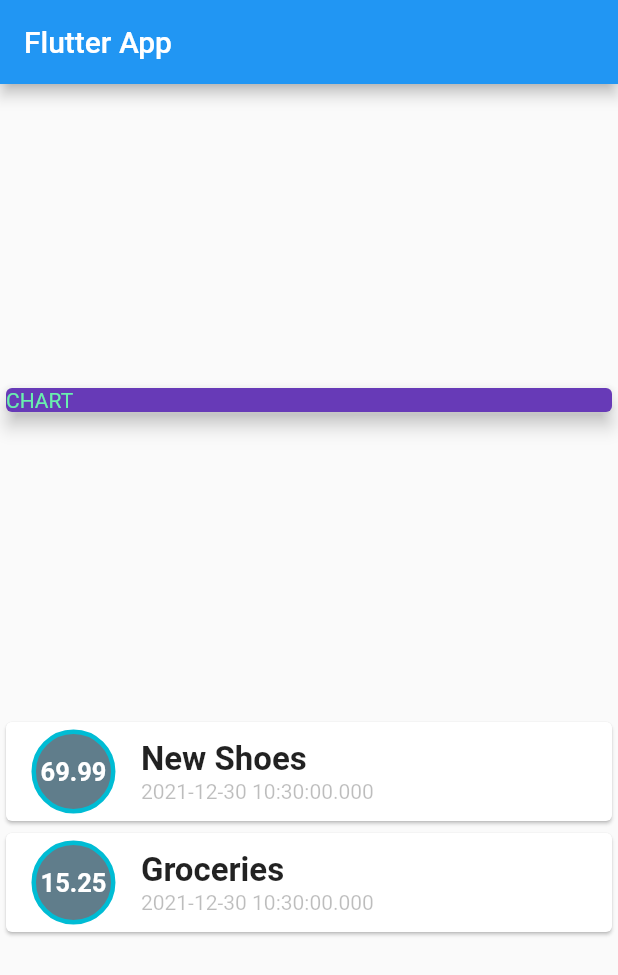
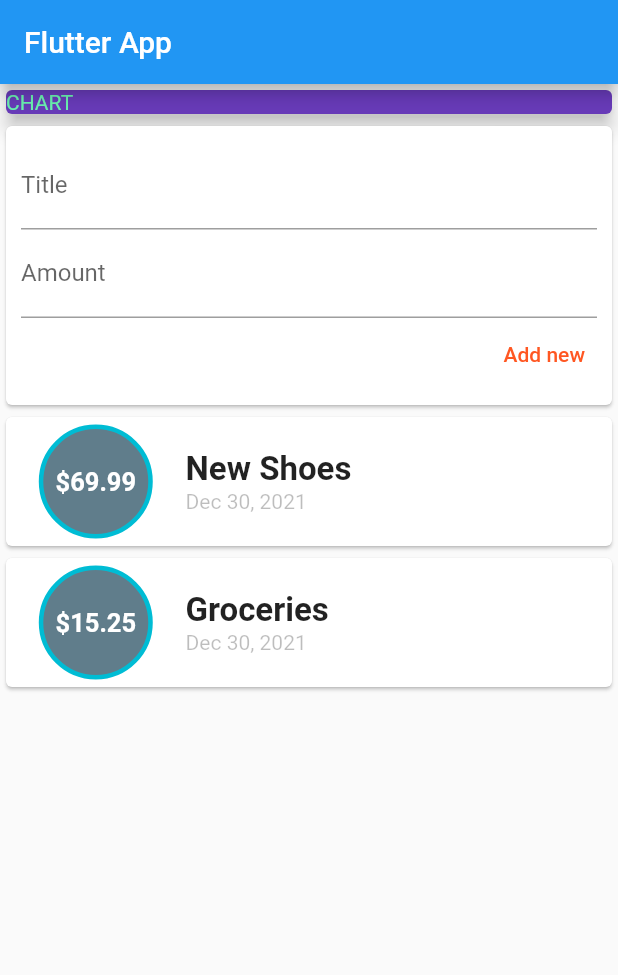
Before and after one commit to manisgoyal/expense_tracker, a Flutter app: the screen it shows after launch, on a phone screen of 412 x 824 dp. Shown: the top 975 px of the screen. Run offline on Flutter 3.47's test engine with Material 2 defaults, Android fonts, the phone set to English and light mode, and no system bars.

Commit message:
Module 4 Vid 19

```diff
--- a/lib/main.dart
+++ b/lib/main.dart
@@ -1,5 +1,7 @@
 import 'package:flutter/material.dart';
+import 'package:intl/intl.dart';
 import './transactions.dart';
+import 'package:intl/intl.dart ';
 
 void main() => runApp(MyApp());
 
@@ -20,6 +22,8 @@ class MyHomePage extends StatelessWidget {
     Transaction(
         id: 't2', title: 'Groceries', amount: 15.25, date: DateTime.now()),
   ];
+  final titleController = TextEditingController();
+  final amtController = TextEditingController();
   @override
   Widget build(BuildContext context) {
     return Scaffold(
@@ -27,10 +31,10 @@ class MyHomePage extends StatelessWidget {
           title: const Text('Flutter App'),
         ),
         body: Column(
-          mainAxisAlignment: MainAxisAlignment.spaceEvenly,
+          crossAxisAlignment: CrossAxisAlignment.stretch,
           children: [
-            Container(
-              child: const Card(
+            const SizedBox(
+              child: Card(
                 child: Text(
                   "CHART",
                   style: TextStyle(color: Colors.greenAccent),
@@ -40,20 +44,48 @@ class MyHomePage extends StatelessWidget {
               ),
               width: double.infinity,
             ),
+            Card(
+              child: Container(
+                padding: const EdgeInsets.all(10),
+                child: Column(
+                  crossAxisAlignment: CrossAxisAlignment.end,
+                  children: [
+                    TextField(
+                      autocorrect: false,
+                      decoration: const InputDecoration(labelText: "Title"),
+                      controller: titleController,
+                    ),
+                    TextField(
+                      autocorrect: false,
+                      decoration: const InputDecoration(labelText: "Amount"),
+                      controller: amtController,
+                    ),
+                    TextButton(
+                        onPressed: () {
+                          print(titleController.text);
+                        },
+                        child: const Text(
+                          'Add new',
+                          style: TextStyle(color: Colors.deepOrange),
+                        ))
+                  ],
+                ),
+              ),
+            ),
             Column(
               children: transactions.map((tx) {
                 return Card(
                     child: Row(children: [
                   Container(
                     child: Text(
-                      tx.amount.toString(),
+                      '\$${tx.amount}',
                       style: const TextStyle(
                           color: Colors.white,
                           fontWeight: FontWeight.bold,
                           fontSize: 17),
                     ),
                     margin: const EdgeInsets.all(5),
-                    padding: const EdgeInsets.all(15),
+                    padding: const EdgeInsets.all(25),
                     decoration: BoxDecoration(
                       shape: BoxShape.circle,
                       color: Colors.blueGrey,
@@ -67,7 +99,7 @@ class MyHomePage extends StatelessWidget {
                           textAlign: TextAlign.justify,
                           style: const TextStyle(
                               fontWeight: FontWeight.bold, fontSize: 22)),
-                      Text(tx.date.toString(),
+                      Text(DateFormat.yMMMd().format(tx.date),
                           style: const TextStyle(
                             color: Colors.black26,
                           ))
--- a/pubspec.yaml
+++ b/pubspec.yaml
@@ -34,6 +34,7 @@ dependencies:
   # The following adds the Cupertino Icons font to your application.
   # Use with the CupertinoIcons class for iOS style icons.
   cupertino_icons: ^1.0.2
+  intl: ^0.17.0
 
 dev_dependencies:
   flutter_test:
```
Also changed, not shown: pubspec.lock.
